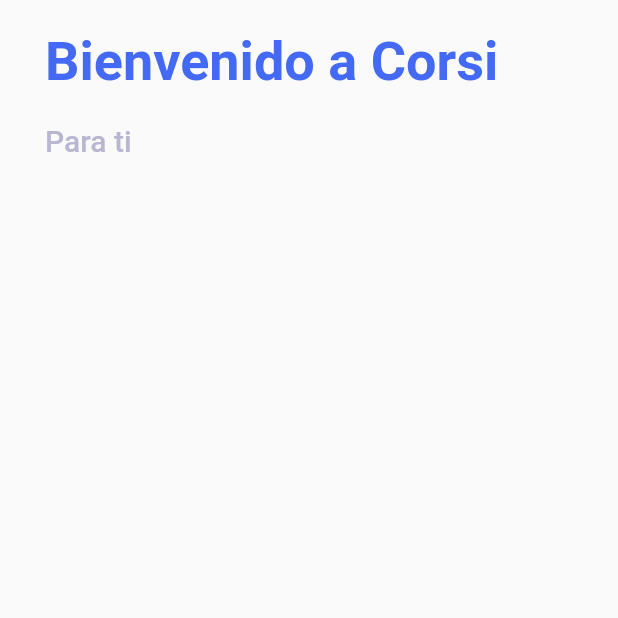
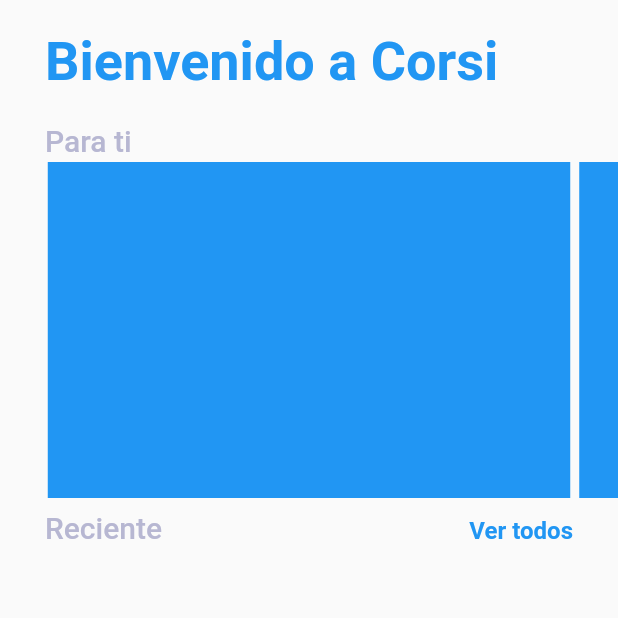
Before and after one commit to Exodus-Titan/Entrega-de-Flutter-Desarrollo, a Flutter app: the screen it shows after launch, on a phone screen of 412 x 824 dp, the top half of it. Run offline on Flutter 3.47's test engine with Material 2 defaults, Android fonts, the phone set to English and light mode, and no system bars; drawn by our look-alikes of carousel_slider.

Commit message:
Prueba carrusel cursos

```diff
--- /dev/null
+++ b/flutter_app_1/lib/componentes/cursos_recientes.dart
@@ -0,0 +1,18 @@
+/* import 'package:flutter/material.dart';
+import '../modelos/curso.dart';
+
+class cursosRecientes extends StatelessWidget{
+  //List <Curso> cursos;
+
+  //cursosRecientes(this.cursos);
+
+  @override
+  Widget build (BuildContext context) {
+    return ListView.builder(
+      shrinkWrap: true,
+      physics: NeverScrollableScrollPhysics(),
+      //itemCount: this.cursos.length,
+      itemBuilder: (contex, index) => ,
+    );
+  }
+} */
--- a/flutter_app_1/lib/main.dart
+++ b/flutter_app_1/lib/main.dart
@@ -13,7 +13,7 @@
       title: 'Corsi',
       home: PantallaCursos(),
       theme: ThemeData(
-        primaryColor: Color(0xFF5F5FFF),
+        primaryColor: Color(0xFF4369F5),
         accentColor: Color(0XFF030047),
         highlightColor: Color(0XFFB7B7D2),
 
@@ -21,11 +21,16 @@
           headline1: TextStyle(
             fontSize: 36.0,
             fontWeight: FontWeight.bold,
-            color: Color(0xFF4369F5),
+            color: Color(0xFF2196F3),
           ),
           bodyText1: TextStyle(
             fontSize: 20.0,
             color: Color(0XFFB7B7D2),
+          ),
+          bodyText2: TextStyle(
+            fontSize: 16.0,
+            fontWeight: FontWeight.w600,
+            color: Color(0xFF2196F3),
           )
         ),
       ),
--- a/flutter_app_1/lib/pantallas/pantalla_cursos.dart
+++ b/flutter_app_1/lib/pantallas/pantalla_cursos.dart
@@ -1,5 +1,5 @@
 import 'package:flutter/material.dart';
-//import '../componentes/cursos_recomendados.dart';
+import '../componentes/cursos_recomendados.dart';
 
 class PantallaCursos extends StatelessWidget {
 
@@ -12,6 +12,7 @@
             //customAppBar(),
             textsHeader(context),
             cursosRecomendados(context),
+            cursosRecientes(context),
           ],
         ),
       ),
@@ -55,8 +56,6 @@
   );
 }
 
-
-
 Widget cursosRecomendados(context){
   return Column(
     crossAxisAlignment: CrossAxisAlignment.start,
@@ -68,7 +67,31 @@
           style: Theme.of(context).textTheme.bodyText1,
         ),
       ),
-      //CarouselCursos(),
+      CarouselCursos(),
     ],
   );
 }
+
+Widget cursosRecientes(context){
+  return Column(
+    children: <Widget> [
+      Padding(
+        padding: EdgeInsets.only(left: 30.0, right: 30.0, top: 5.0, bottom: 15.0),
+        child: Row(
+          mainAxisAlignment: MainAxisAlignment.spaceBetween,
+          crossAxisAlignment: CrossAxisAlignment.end,
+          children: <Widget> [
+            Text(
+              'Reciente',
+              style: Theme.of(context).textTheme.bodyText1,
+            ),
+            Text(
+              'Ver todos',
+              style: Theme.of(context).textTheme.bodyText2,
+            ),
+          ],
+        ),
+      ),
+    ],
+  );
+}
```
Also changed, not shown: flutter_app_1/pubspec.yaml (+4 -4 lines), flutter_app_1/pubspec.lock.
